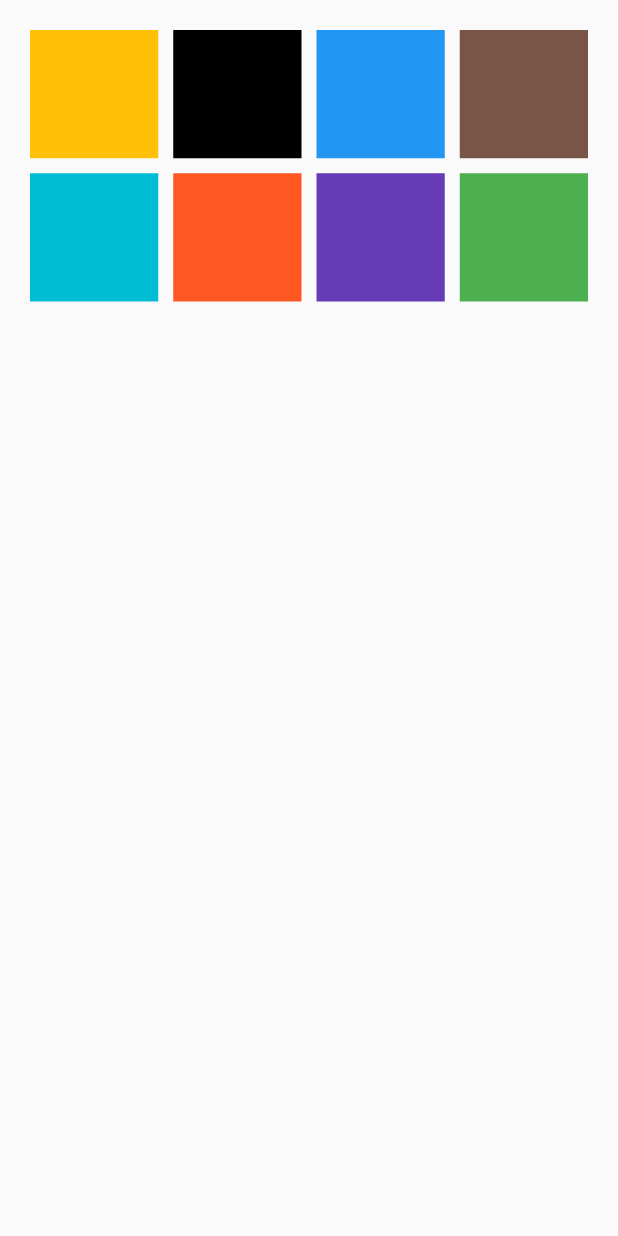
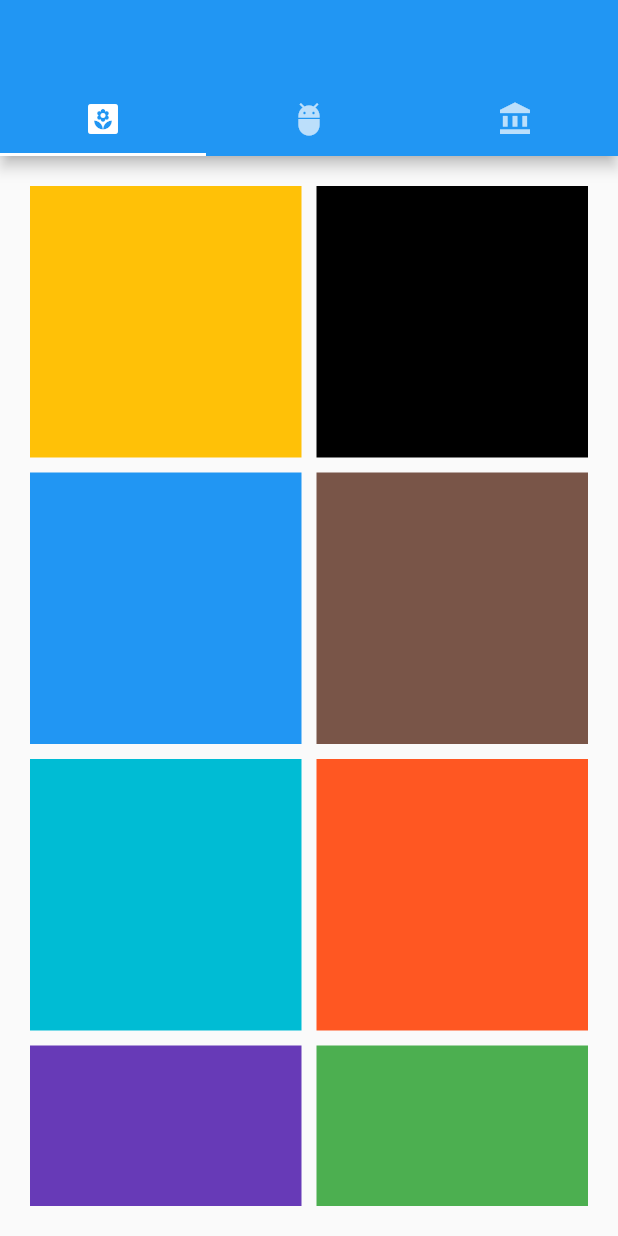
Before and after one commit to ghossain004/myflutter, a Flutter app: the screen it shows after launch, on a phone screen of 412 x 824 dp. Run offline on Flutter 3.47's test engine with Material 2 defaults, Android fonts, the phone set to English and light mode, and no system bars; our stand-ins replace liquid_swipe.

Commit message:
TSP 14.3.23

```diff
--- a/lib/main.dart
+++ b/lib/main.dart
@@ -19,7 +19,40 @@ class MyHome extends StatelessWidget {
       theme: ThemeData(primarySwatch: Colors.blue),
       darkTheme: ThemeData(primarySwatch: Colors.cyan),
       debugShowCheckedModeBanner: false,
-      home: MyApp10(),
+      home: MyApp12(),
+    );
+  }
+}
+
+class MyApp12 extends StatelessWidget {
+  const MyApp12({Key? key}) : super(key: key);
+
+  @override
+  Widget build(BuildContext context) {
+    return DefaultTabController(
+      length: 3,
+      child: Scaffold(
+        appBar: AppBar(
+          bottom: TabBar(
+            tabs: [
+              Tab(
+                icon: Icon(Icons.yard),
+              ),
+              Tab(
+                icon: Icon(Icons.adb_rounded),
+              ),
+              Tab(
+                icon: Icon(Icons.account_balance),
+              ),
+            ],
+          ),
+        ),
+        body: TabBarView(children: [
+          Page1(),
+          Page2(),
+          Page3(),
+        ]),
+      ),
     );
   }
 }
@@ -450,6 +483,55 @@ class MyApp10 extends StatelessWidget {
   }
 }
 
+class MyApp11 extends StatefulWidget {
+  const MyApp11({Key? key}) : super(key: key);
+
+  @override
+  State<MyApp11> createState() => _MyApp11State();
+}
+
+class _MyApp11State extends State<MyApp11> {
+  var _currentState = 0;
+  final pages = [
+    Page1(),
+    Page2(),
+    Page3(),
+  ];
+  @override
+  Widget build(BuildContext context) {
+    return MaterialApp(
+      debugShowCheckedModeBanner: false,
+      home: SafeArea(
+        child: Scaffold(
+          bottomNavigationBar: BottomNavigationBar(
+            currentIndex: _currentState,
+            items: [
+              BottomNavigationBarItem(
+                label: 'Favorite',
+                icon: Icon(Icons.star_border),
+              ),
+              BottomNavigationBarItem(
+                label: 'Recent',
+                icon: Icon(Icons.call),
+              ),
+              BottomNavigationBarItem(
+                label: 'Contact',
+                icon: Icon(Icons.contact_page),
+              ),
+            ],
+            onTap: (index) {
+              setState(() {
+                _currentState = index;
+              });
+            },
+          ),
+          body: pages[_currentState],
+        ),
+      ),
+    );
+  }
+}
+
 MySnackBar(String message, BuildContext context) {
   return ScaffoldMessenger.of(context)
       .showSnackBar(SnackBar(content: Text(message)));
--- a/lib/page1.dart
+++ b/lib/page1.dart
@@ -5,15 +5,60 @@ class Page1 extends StatelessWidget {
 
   @override
   Widget build(BuildContext context) {
-    return Container(
-      color: Colors.amberAccent,
-      child: const Center(
-        child: Text(
-          '1st Page',
-          style: TextStyle(
-              color: Colors.blueAccent,
-              fontSize: 40.0,
-              fontWeight: FontWeight.bold),
+    return MaterialApp(
+      debugShowCheckedModeBanner: false,
+      home: SafeArea(
+        child: Scaffold(
+          body: Padding(
+            padding: const EdgeInsets.all(20.0),
+            child: GridView.count(
+              crossAxisCount: 2,
+              mainAxisSpacing: 10,
+              crossAxisSpacing: 10,
+              children: [
+                Container(
+                  color: Colors.amber,
+                  height: 250,
+                  width: 250,
+                ),
+                Container(
+                  color: Colors.black,
+                  height: 250,
+                  width: 250,
+                ),
+                Container(
+                  color: Colors.blue,
+                  height: 250,
+                  width: 250,
+                ),
+                Container(
+                  color: Colors.brown,
+                  height: 250,
+                  width: 250,
+                ),
+                Container(
+                  color: Colors.cyan,
+                  height: 250,
+                  width: 250,
+                ),
+                Container(
+                  color: Colors.deepOrange,
+                  height: 250,
+                  width: 250,
+                ),
+                Container(
+                  color: Colors.deepPurple,
+                  height: 250,
+                  width: 250,
+                ),
+                Container(
+                  color: Colors.green,
+                  height: 250,
+                  width: 250,
+                ),
+              ],
+            ),
+          ),
         ),
       ),
     );
```
Also changed, not shown: lib/page2.dart (+55 -9 lines).
